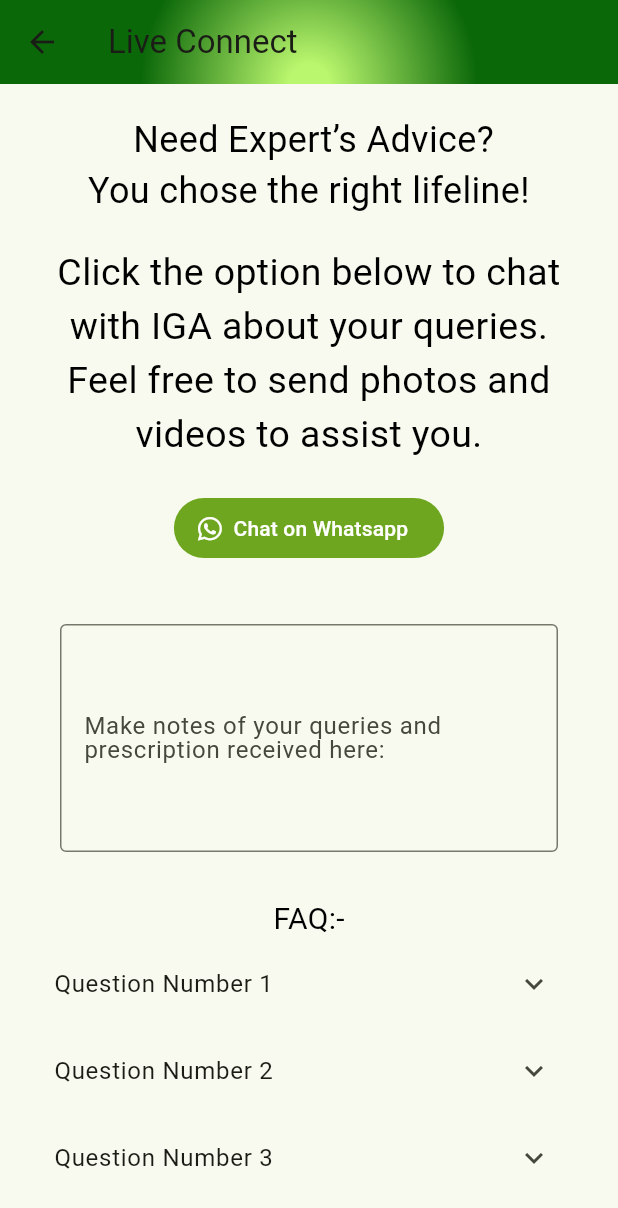
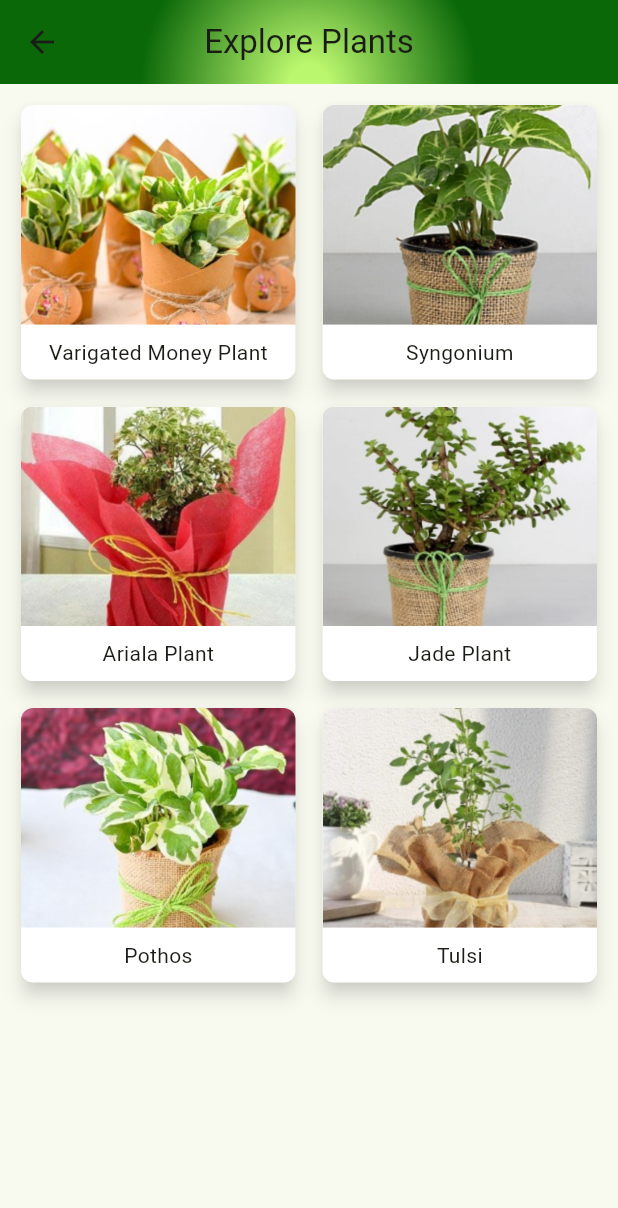
Before and after one commit to FGXB1/plant_doctor, a Flutter app: the screen it shows after launch, after a tap on "Explore Plants", on a phone screen of 412 x 824 dp. Shown: the top 1208 px of the screen. Run offline on Flutter 3.47's test engine with Material 3 defaults, Android fonts, the phone set to English and light mode, and no system bars; our stand-ins replace font_awesome_flutter; missing offline and left inert: whatsapp.

Commit message:
created explore page, set up plant details page

```diff
--- /dev/null
+++ b/lib/explore.dart
@@ -0,0 +1,143 @@
+import 'package:flutter/material.dart';
+import 'package:plant_doctor/plant_detail.dart';
+import './models/plant.dart';
+
+class ExplorePage extends StatelessWidget {
+  ExplorePage({super.key});
+
+  final List<Plant> _plantList = [
+    Plant(name: "Varigated Money Plant", img: "assets/images/iga01.png"),
+    Plant(name: "Syngonium", img: "assets/images/iga02.png"),
+    Plant(name: "Ariala Plant", img: "assets/images/iga03.png"),
+    Plant(name: "Jade Plant", img: "assets/images/iga04.png"),
+    Plant(name: "Pothos", img: "assets/images/iga05.png"),
+    Plant(name: "Tulsi", img: "assets/images/iga06.png")
+  ];
+
+  void _selectPlant(context) {
+    Navigator.push(context,
+        MaterialPageRoute(builder: (context) => const PlantDetailPage()));
+  }
+
+  @override
+  Widget build(BuildContext context) {
+    return Scaffold(
+      appBar: AppBar(
+        centerTitle: true,
+        title: const Text('Explore Plants'),
+        flexibleSpace: Container(
+          decoration: const BoxDecoration(
+            gradient: RadialGradient(
+                colors: [Color(0xffbbf76e), Color(0xff0b6809)],
+                stops: [0.07, 1],
+                center: Alignment.bottomCenter,
+                radius: 2.0,
+                focal: Alignment.bottomCenter,
+                focalRadius: 0.1),
+          ),
+        ),
+      ),
+      body: Padding(
+        padding: const EdgeInsets.all(10.0),
+        child: GridView.builder(
+          gridDelegate: const SliverGridDelegateWithFixedCrossAxisCount(
+              crossAxisCount: 2, crossAxisSpacing: 10.0, mainAxisSpacing: 10.0),
+          itemCount: _plantList.length,
+          itemBuilder: (context, index) => GestureDetector( // to make it clickable
+            onTap: () => _selectPlant(context),
+            child: Card(
+              shape: RoundedRectangleBorder(
+                borderRadius: BorderRadius.circular(8.0),
+              ),
+              elevation: 5,
+              clipBehavior: Clip.antiAlias,
+              shadowColor: Colors.grey.withOpacity(0.5), // all of this was just styling to make it a rounded rectangle lol
+              /*
+              the flex in the expanded widgets in this column are just to have the spacing automatically make them
+              fill up all their space while making sure the corners of the image are clipped right
+              */
+              child: Column(
+                children: [
+                  Expanded(
+                    flex: 4,
+                    child: Image.asset(
+                      _plantList[index].img,
+                      fit: BoxFit.cover,
+                      width: double.infinity,
+                    ),
+                  ),
+                  Expanded(
+                    flex: 1,
+                    child: Container(
+                      width: double.infinity,
+                      color: Colors.white,
+                      child: FittedBox(
+                        fit: BoxFit.scaleDown,
+                        child: Text(
+                          _plantList[index].name,
+                          textAlign: TextAlign.center,
+                        ),
+                      ),
+                    ),
+                  ),
+                ],
+              ),
+
+              // mine - problem was text took up too little space and image didn't get clipped right
+              // child: Stack(
+              //   alignment: AlignmentDirectional.bottomCenter,
+              //   children: [
+              //     Image.asset(_plantList[index].img,),
+              //     Container(
+              //       width: double.infinity,
+              //       color: Colors.white,
+              //       child: Text(_plantList[index].name, textAlign: TextAlign.center,)
+              //     ),
+              //   ],
+              //   )
+
+              // chat gpt produced this -- worked perfectly
+
+              // chat gpt produced this one -- picture wasn't clipping right
+              // Stack(
+              //   alignment: AlignmentDirectional.bottomCenter,
+              //   children: [
+              //     Image.asset(_plantList[index].img),
+              //     Container(
+              //       width: double.infinity,
+              //       color: Colors.white,
+              //       height: 40, // Set the height as needed
+              //       child: FittedBox(
+              //         fit: BoxFit.scaleDown,
+              //         child: Text(
+              //           _plantList[index].name,
+              //           textAlign: TextAlign.center,
+              //         ),
+              //       ),
+              //     ),
+              //   ],
+              // ),
+
+              // mine- problem was that text took up unnecessary space
+              // Column(
+              //   children: [
+              //     Stack(
+              //       alignment: AlignmentDirectional.bottomCenter,
+              //       children: [
+              //         Image.asset(_plantList[index].img),
+              //             Container(
+              //               width: double.infinity,
+              //               color: Colors.white,
+              //               child: Text(_plantList[index].name, textAlign: TextAlign.center)
+              //             ),
+              //       ],
+              //     )
+              //   ],
+              // ),
+          ),
+          ),
+        ),
+      ),
+    );
+  }
+}
--- a/lib/homepage.dart
+++ b/lib/homepage.dart
@@ -1,8 +1,9 @@
 // ignore_for_file: must_be_immutable
 
 import 'package:flutter/material.dart';
+import 'package:plant_doctor/explore.dart';
 import 'package:plant_doctor/live_connect.dart';
-import 'package:plant_doctor/main.dart';
+
 import 'package:font_awesome_flutter/font_awesome_flutter.dart';
 
 class Homepage extends StatelessWidget {
@@ -27,12 +28,12 @@ class Homepage extends StatelessWidget {
           ),
         ),
       ),
-      body: const Padding(
-        padding: EdgeInsets.all(15.0),
+      body:  Padding(
+        padding: const EdgeInsets.all(20.0),
         child: Column(
           mainAxisAlignment: MainAxisAlignment.spaceEvenly,
           children: [
-            Column(
+            const Column(
               children: [
                 Text(
                   'To plant a garden is to believe in tomorrow.',
@@ -53,18 +54,18 @@ class Homepage extends StatelessWidget {
                     Buttons(
                       cardText: 'Explore Plants',
                       icon: FontAwesomeIcons.magnifyingGlass,
-                      route: LiveConnectPage(),
+                      route: ExplorePage(),
                     ),
-                    Padding(padding: EdgeInsets.all(8.0)),
-                    Buttons(
+                    const Padding(padding: EdgeInsets.all(8.0)),
+                    const Buttons(
                       cardText: 'Live Connect',
                       icon: FontAwesomeIcons.whatsapp,
                       route: LiveConnectPage(),
                     ),
                   ],
                 ),
-                SizedBox(height: 20),
-                Row(
+                const SizedBox(height: 20),
+                const Row(
                   mainAxisAlignment: MainAxisAlignment.center,
                   children: [
                     Buttons(
--- a/lib/live_connect.dart
+++ b/lib/live_connect.dart
@@ -50,7 +50,7 @@ class _LiveConnectPageState extends State<LiveConnectPage> {
                 mainAxisSize: MainAxisSize.min,
                 children: [
                   const Text(
-                    ''' Need Expert’s Advice?
+                    ''' Need an Expert’s Advice?
 You chose the right lifeline!''',
                     style: TextStyle(
                       fontSize: 24,
--- /dev/null
+++ b/lib/models/plant.dart
@@ -0,0 +1,10 @@
+import 'package:uuid/uuid.dart';
+const uuid = Uuid();
+
+class Plant {
+  Plant({required this.name, required this.img}) : id = uuid.v4();
+
+  final String img;
+  final String id;
+  final String name;
+}
--- /dev/null
+++ b/lib/plant_detail.dart
@@ -0,0 +1,35 @@
+import 'package:flutter/material.dart';
+
+class PlantDetailPage extends StatelessWidget {
+  const PlantDetailPage({super.key});
+
+  @override
+  Widget build(BuildContext context) {
+    return Scaffold(
+      appBar: AppBar(
+        centerTitle: true,
+        title: const Text('Plant Details'),
+        flexibleSpace: Container(
+          decoration: const BoxDecoration(
+            gradient: RadialGradient(
+                colors: [Color(0xffbbf76e), Color(0xff0b6809)],
+                stops: [0.07, 1],
+                center: Alignment.bottomCenter,
+                radius: 2.0,
+                focal: Alignment.bottomCenter,
+                focalRadius: 0.1
+            ),
+          ),
+        ),
+      ),
+      body: const Center(
+        child: Card(
+          child: Padding(
+            padding: EdgeInsets.symmetric(horizontal: 30.0, vertical: 225.0),
+            child: Text("damn bro's in the backrooms"),
+          ),
+        ),
+       ),
+    );
+  }
+}
```
Also changed, not shown: pubspec.yaml (+9 -3 lines), assets/images/iga01.png (added), assets/images/iga02.png (added), assets/images/iga03.png (added), assets/images/iga04.png (added), assets/images/iga05.png (added), assets/images/iga06.png (added), lib/main.dart (line endings or trailing spaces), pubspec.lock.
